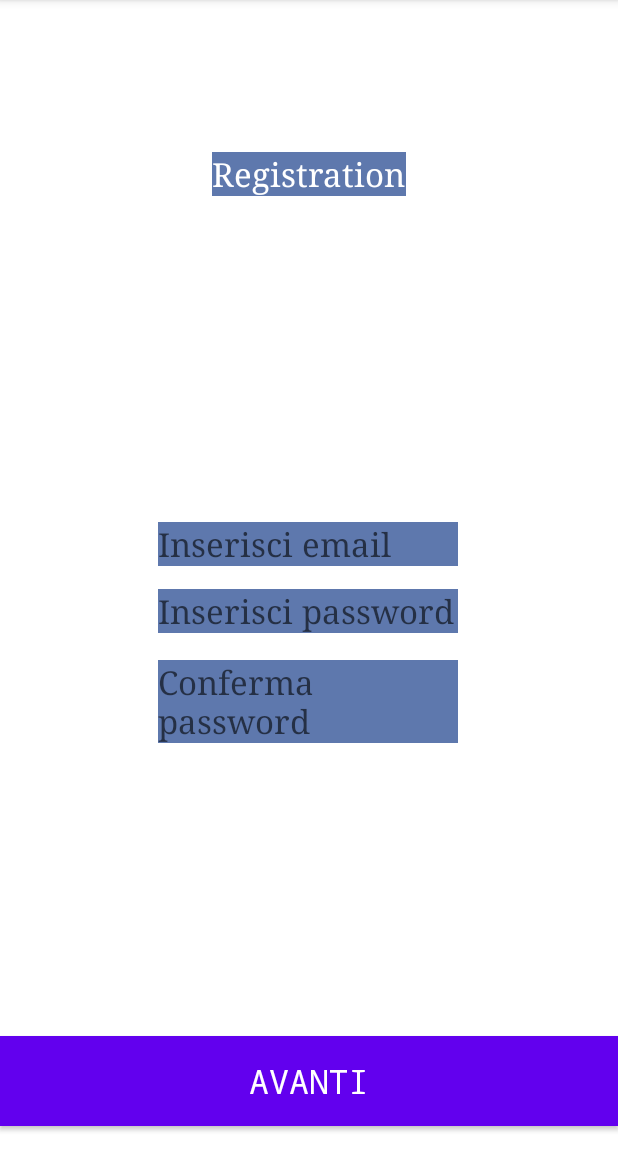
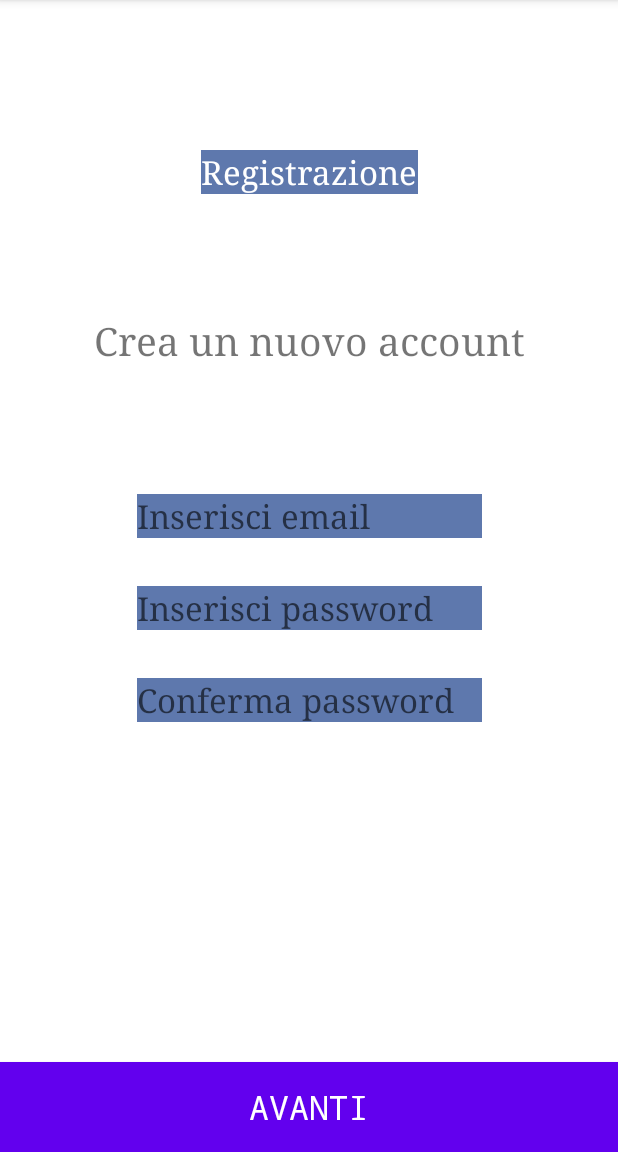
Before and after one commit to buiamf/Progetto_Android, an Android app: the Registrazione screen opened directly, with no data from a screen before it, on a phone screen of 412 x 824 dp, the part 84-1236 px from its top. Run offline under Robolectric (Android 15) with nearby library versions, the phone set to English and light mode, and no system bars.

Commit message:
aggiunti testi

```diff
--- a/app/src/main/java/com/example/notes/views/MainActivity.kt
+++ b/app/src/main/java/com/example/notes/views/MainActivity.kt
@@ -11,6 +11,12 @@ class MainActivity : AppCompatActivity() {
     override fun onCreate(savedInstanceState: Bundle?) {
         super.onCreate(savedInstanceState)
         val binding = ActivityMainBinding.inflate(layoutInflater)
+
+
+        with(binding){
+            textEmail
+        }
+
         setContentView(binding.root)
     }
 }
--- a/app/src/main/res/layout/activity_dati_aggiuntivi.xml
+++ b/app/src/main/res/layout/activity_dati_aggiuntivi.xml
@@ -19,6 +19,19 @@
         app:layout_constraintEnd_toEndOf="parent"
         app:layout_constraintTop_toTopOf="parent" />
 
+    <TextView
+        android:id="@+id/datiExtra_comment"
+        android:layout_width="wrap_content"
+        android:layout_height="wrap_content"
+        android:layout_marginBottom="80dp"
+        android:fontFamily="serif"
+        android:text="@string/testo_datiExtra"
+        android:textAlignment="center"
+        android:textSize="26sp"
+        app:layout_constraintBottom_toTopOf="@+id/nome_registrazione"
+        app:layout_constraintStart_toStartOf="parent"
+        app:layout_constraintEnd_toEndOf="parent" />
+
     <EditText
         android:id="@+id/nome_registrazione"
         style="@style/editnote"
@@ -39,7 +52,7 @@
         android:layout_height="wrap_content"
         android:layout_marginBottom="32dp"
         android:hint="@string/inserisci_cognome"
-        android:inputType="text"
+        android:inputType="text|date"
         app:layout_constraintBottom_toTopOf="@+id/data_di_nascita_registrazione"
         app:layout_constraintStart_toStartOf="@+id/nome_registrazione"
         app:layout_constraintEnd_toEndOf="@+id/nome_registrazione"
@@ -52,7 +65,7 @@
         android:layout_height="wrap_content"
         android:layout_marginBottom="32dp"
         android:hint="@string/inserisci_data_di_nascita"
-        android:inputType="text"
+        android:inputType="text|date"
         app:layout_constraintBottom_toTopOf="@+id/luogo_di_nascita_registrazione"
         app:layout_constraintStart_toStartOf="@+id/cognome_registrazione"
         app:layout_constraintEnd_toEndOf="@+id/cognome_registrazione"
@@ -89,7 +102,7 @@
         android:orientation="horizontal"
         android:layout_width="wrap_content"
         android:layout_height="wrap_content"
-        android:layout_marginBottom="180dp"
+        android:layout_marginBottom="100dp"
         app:layout_constraintBottom_toTopOf="@+id/register_button"
         app:layout_constraintStart_toStartOf="@+id/via_e_citta_registrazione"
         app:layout_constraintEnd_toEndOf="@+id/via_e_citta_registrazione">
@@ -99,7 +112,6 @@
             android:layout_height="wrap_content"
             android:text="@string/genere"
             android:fontFamily="serif"
-            android:textColor="@color/black"
             android:textSize="22sp" />
         <CheckBox android:id="@+id/checkbox_masculine"
             android:layout_width="wrap_content"
--- a/app/src/main/res/layout/activity_registrazione.xml
+++ b/app/src/main/res/layout/activity_registrazione.xml
@@ -7,62 +7,73 @@
     tools:context=".views.Registrazione">
 
     <TextView
-        android:id="@+id/registration_comment"
+        android:id="@+id/registration_title"
         style="@style/titolo"
         android:layout_width="wrap_content"
         android:layout_height="wrap_content"
-        android:layout_marginTop="101dp"
+        android:layout_marginTop="100dp"
         android:fontFamily="sans-serif"
-        android:text="Registration"
-        app:layout_constraintEnd_toEndOf="parent"
+        android:text="@string/registrazione_titolo"
+        app:layout_constraintTop_toTopOf="parent"
         app:layout_constraintStart_toStartOf="parent"
-        app:layout_constraintTop_toTopOf="parent" />
+        app:layout_constraintEnd_toEndOf="parent" />
 
     <TextView
+        android:id="@+id/registration_comment"
+        android:layout_width="wrap_content"
+        android:layout_height="wrap_content"
+        android:layout_marginTop="110dp"
+        android:fontFamily="serif"
+        android:text="@string/registrazione_testo"
+        android:textAlignment="center"
+        android:textSize="26sp"
+        app:layout_constraintTop_toTopOf="@id/registration_title"
+        app:layout_constraintStart_toStartOf="parent"
+        app:layout_constraintEnd_toEndOf="parent" />
+
+    <EditText
+        android:id="@+id/registration_email"
+        style="@style/editnote"
+        android:layout_width="230dp"
+        android:layout_height="wrap_content"
+        android:layout_marginTop="200dp"
+        android:hint="@string/insert_email"
+        android:inputType="textEmailAddress"
+        app:layout_constraintTop_toBottomOf="@+id/registration_title"
+        app:layout_constraintStart_toStartOf="parent"
+        app:layout_constraintEnd_toEndOf="parent" />
+
+    <EditText
+        android:id="@+id/registration_password"
+        style="@style/editnote"
+        android:layout_width="230dp"
+        android:layout_height="wrap_content"
+        android:layout_marginTop="32dp"
+        android:hint="@string/insert_password"
+        android:inputType="textPassword"
+        app:layout_constraintTop_toBottomOf="@+id/registration_email"
+        app:layout_constraintStart_toStartOf="parent"
+        app:layout_constraintEnd_toEndOf="parent" />
+
+    <EditText
         android:id="@+id/confirm_password"
         style="@style/editnote"
-        android:layout_width="200dp"
+        android:layout_width="230dp"
         android:layout_height="wrap_content"
-        android:layout_marginTop="18dp"
+        android:layout_marginTop="32dp"
         android:hint="@string/confirm_password"
-        app:layout_constraintEnd_toEndOf="parent"
-        app:layout_constraintHorizontal_bias="0.497"
+        android:inputType="textPassword"
+        app:layout_constraintTop_toBottomOf="@+id/registration_password"
         app:layout_constraintStart_toStartOf="parent"
-        app:layout_constraintTop_toBottomOf="@+id/registration_password" />
-
-    <TextView
-        android:id="@+id/registration_password"
-        style="@style/editnote"
-        android:layout_width="200dp"
-        android:layout_height="wrap_content"
-        android:layout_marginTop="15dp"
-        android:hint="@string/insert_password"
-        app:layout_constraintEnd_toEndOf="parent"
-        app:layout_constraintHorizontal_bias="0.497"
-        app:layout_constraintStart_toStartOf="parent"
-        app:layout_constraintTop_toBottomOf="@+id/registration_email" />
-
-    <TextView
-        android:id="@+id/registration_email"
-        style="@style/editnote"
-        android:layout_width="200dp"
-        android:layout_height="wrap_content"
-        android:layout_marginTop="217dp"
-        android:hint="@string/insert_email"
-        app:layout_constraintEnd_toEndOf="parent"
-        app:layout_constraintHorizontal_bias="0.497"
-        app:layout_constraintStart_toStartOf="parent"
-        app:layout_constraintTop_toBottomOf="@+id/registration_comment" />
+        app:layout_constraintEnd_toEndOf="parent" />
 
     <Button
         android:id="@+id/button2"
         style="@style/bottone_banner"
-        android:layout_marginTop="178dp"
         android:text="@string/next_button"
         app:layout_constraintBottom_toBottomOf="parent"
-        app:layout_constraintEnd_toEndOf="parent"
         app:layout_constraintStart_toStartOf="parent"
-        app:layout_constraintTop_toBottomOf="@+id/confirm_password" />
+        app:layout_constraintEnd_toEndOf="parent" />
 
 
 
--- a/app/src/main/res/layout/fragment_conferma.xml
+++ b/app/src/main/res/layout/fragment_conferma.xml
@@ -11,7 +11,7 @@
         android:layout_height="73dp"
         android:layout_marginTop="220dp"
         android:fontFamily="serif"
-        android:text="Inserisci il codice ricevuto via email"
+        android:text="@string/testo_codiceOTP"
         android:textAlignment="center"
         android:textSize="26sp"
         app:layout_constraintEnd_toEndOf="parent"
@@ -19,7 +19,7 @@
         app:layout_constraintStart_toStartOf="parent"
         app:layout_constraintTop_toTopOf="parent" />
 
-    <TextView
+    <EditText
         android:id="@+id/conferma_codice"
         style="@style/editnote"
         android:layout_width="200dp"
--- a/app/src/main/res/values/strings.xml
+++ b/app/src/main/res/values/strings.xml
@@ -22,6 +22,9 @@
     <string name="salta_button"><u>Salta</u></string>
     <string name="conferma_email">Conferma Email</string>
     <string name="inserisci_codice">Inserisci codice</string>
-    <!-- TODO: Remove or change this placeholder text -->
     <string name="hello_blank_fragment">Hello blank fragment</string>
+    <string name="registrazione_titolo">Registrazione</string>
+    <string name="testo_codiceOTP">Inserisci il codice ricevuto via email</string>
+    <string name="registrazione_testo">Crea un nuovo account</string>
+    <string name="testo_datiExtra">Completa il tuo account</string>
 </resources>
```
Also changed, not shown: 2 other files.
